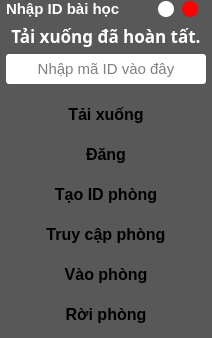
Qt form UI_Files/connect.ui (hoangm960/Astraea) before a commit.
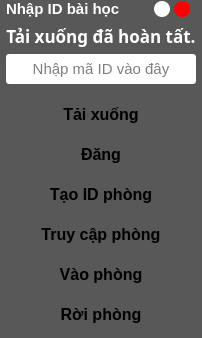
The same form after that commit.

```diff
--- a/UI_Files/connect.ui
+++ b/UI_Files/connect.ui
@@ -6,7 +6,7 @@
    <rect>
     <x>0</x>
     <y>0</y>
-    <width>212</width>
+    <width>200</width>
     <height>338</height>
    </rect>
   </property>
```
